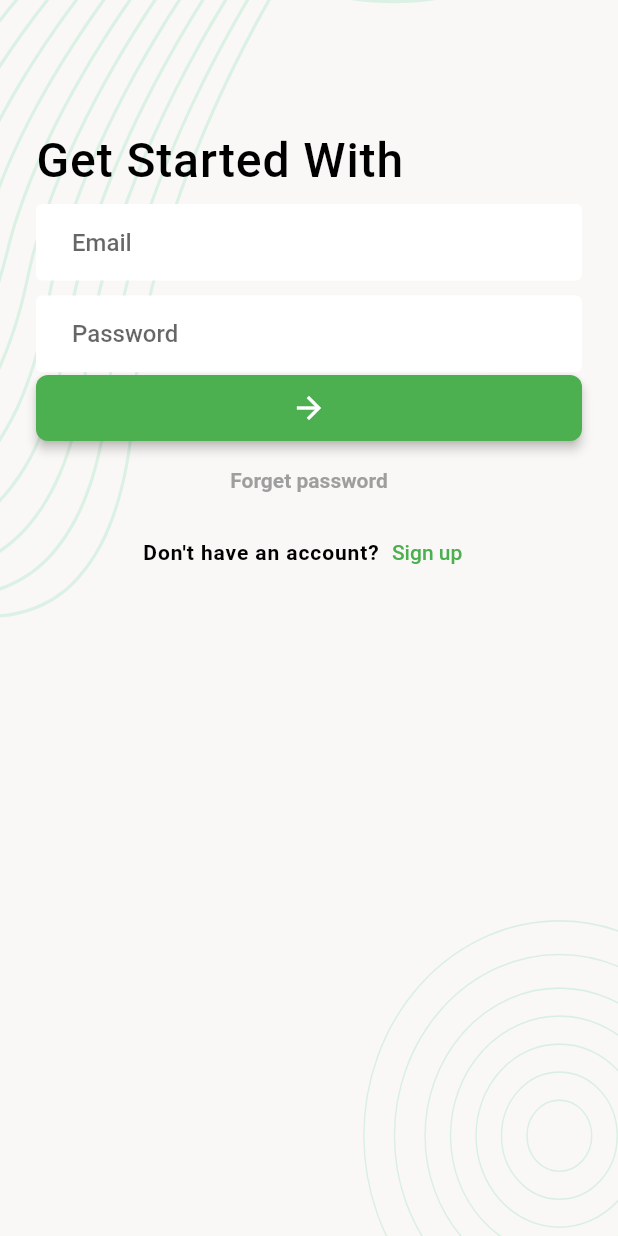
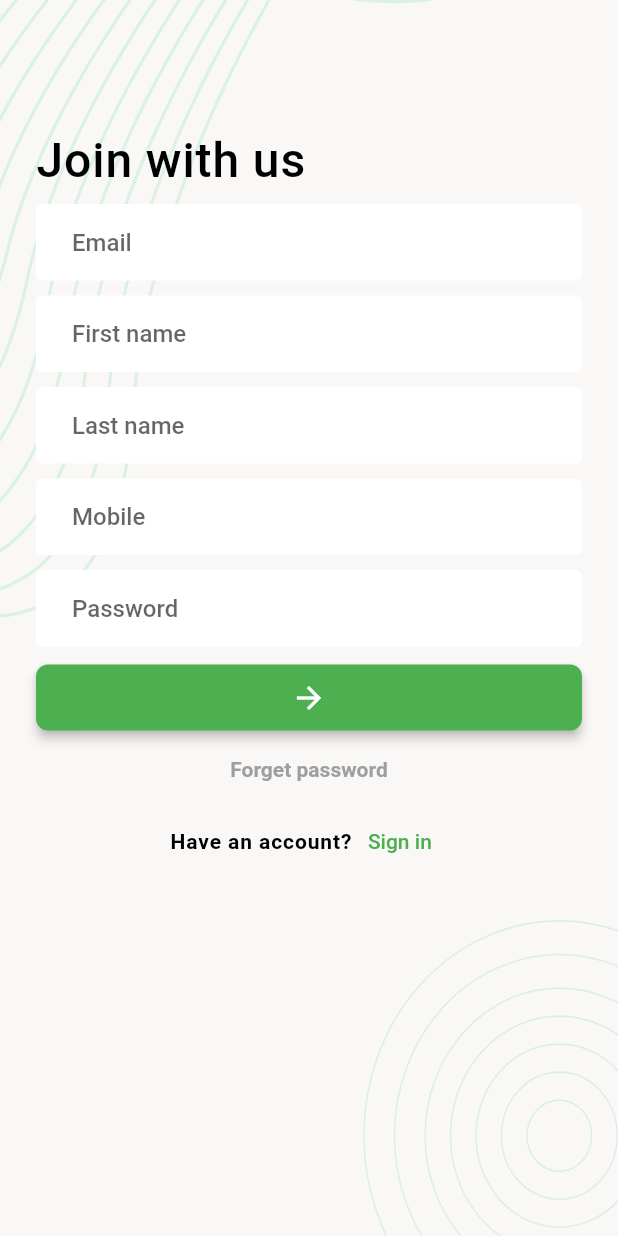
Before and after one commit to mehediFlutter/Task_Manager_With_API_V_2.0, a Flutter app: the screen it shows after launch, after a tap on "Sign up", on a phone screen of 412 x 824 dp. Run offline on Flutter 3.47's test engine with Material 2 defaults, Android fonts, the phone set to English and light mode, and no system bars; our stand-ins replace flutter_svg, pin_code_fields.

```diff
--- a/lib/ui/screens/login_screen.dart
+++ b/lib/ui/screens/login_screen.dart
@@ -1,7 +1,6 @@
 import 'package:flutter/material.dart';
-import 'package:flutter_svg/svg.dart';
 import 'package:task_manager/ui/screens/email_verification_screen.dart';
-import 'package:task_manager/ui/utils/assets_utils.dart';
+import 'package:task_manager/ui/screens/sign_up_screen.dart';
 import 'package:task_manager/ui/widgets/screen_background.dart';
 
 class LoginScreen extends StatelessWidget {
@@ -68,7 +67,9 @@ class LoginScreen extends StatelessWidget {
                   "Don't have an account?",
                   style: Theme.of(context).textTheme.titleSmall,
                 ),
-                TextButton(onPressed: () {}, child: const Text("Sign up")),
+                TextButton(onPressed: () {
+                  Navigator.push(context, MaterialPageRoute(builder: (context)=>const SignUpScreen()));
+                }, child: const Text("Sign up")),
               ],
                       ),
                     ],
--- a/lib/ui/screens/sign_up_screen.dart
+++ b/lib/ui/screens/sign_up_screen.dart
@@ -1,11 +1,9 @@
 import 'package:flutter/material.dart';
-import 'package:flutter_svg/svg.dart';
 import 'package:task_manager/ui/screens/email_verification_screen.dart';
-import 'package:task_manager/ui/utils/assets_utils.dart';
 import 'package:task_manager/ui/widgets/screen_background.dart';
 
-class LoginScreen extends StatelessWidget {
-  const LoginScreen({super.key});
+class SignUpScreen extends StatelessWidget {
+  const SignUpScreen({super.key});
 
   @override
   Widget build(BuildContext context) {
@@ -18,9 +16,11 @@ class LoginScreen extends StatelessWidget {
           mainAxisAlignment: MainAxisAlignment.center,
           crossAxisAlignment: CrossAxisAlignment.start,
           children: [
-                      SizedBox(height: 64,),
+            SizedBox(
+              height: 64,
+            ),
             Text(
-              "Get Started With",
+              "Join with us",
               style: Theme.of(context).textTheme.titleLarge,
             ),
             const SizedBox(
@@ -28,15 +28,41 @@ class LoginScreen extends StatelessWidget {
             ),
             const TextField(
               keyboardType: TextInputType.emailAddress,
+              decoration: InputDecoration(hintText: "Email"),
+            ),
+            const SizedBox(
+              height: 10,
+            ),
+            const TextField(
+
+              keyboardType: TextInputType.text,
               decoration: InputDecoration(
-                hintText: "Email",
+                hintText: "First name",
               ),
             ),
             const SizedBox(
               height: 10,
             ),
             const TextField(
+              keyboardType: TextInputType.text,
+              decoration: InputDecoration(hintText: "Last name"),
+            ),
+            const SizedBox(
+              height: 10,
+            ),
+            const TextField(
+              keyboardType: TextInputType.phone,
+              decoration: InputDecoration(hintText: "Mobile"),
+            ),
+            const SizedBox(
+              height: 10,
+            ),
+            const TextField(
+             obscureText: true,
               decoration: InputDecoration(hintText: "Password"),
+            ),
+            const SizedBox(
+              height: 10,
             ),
             SizedBox(
               width: double.infinity,
@@ -57,7 +83,8 @@ class LoginScreen extends StatelessWidget {
                 },
                 child: const Text(
                   "Forget password",
-                  style: TextStyle(color: Colors.grey,fontWeight: FontWeight.w600),
+                  style: TextStyle(
+                      color: Colors.grey, fontWeight: FontWeight.w600),
                 ),
               ),
             ),
@@ -65,10 +92,12 @@ class LoginScreen extends StatelessWidget {
               mainAxisAlignment: MainAxisAlignment.center,
               children: [
                 Text(
-                  "Don't have an account?",
+                  "Have an account?",
                   style: Theme.of(context).textTheme.titleSmall,
                 ),
-                TextButton(onPressed: () {}, child: const Text("Sign up")),
+                TextButton(onPressed: () {
+                  Navigator.pop(context);
+                }, child: const Text("Sign in")),
               ],
             ),
           ],
```
Also changed, not shown: lib/ui/screens/bottom_nav_base_screen.dart (added). Lines whose indentation alone changed are shown as unchanged.
